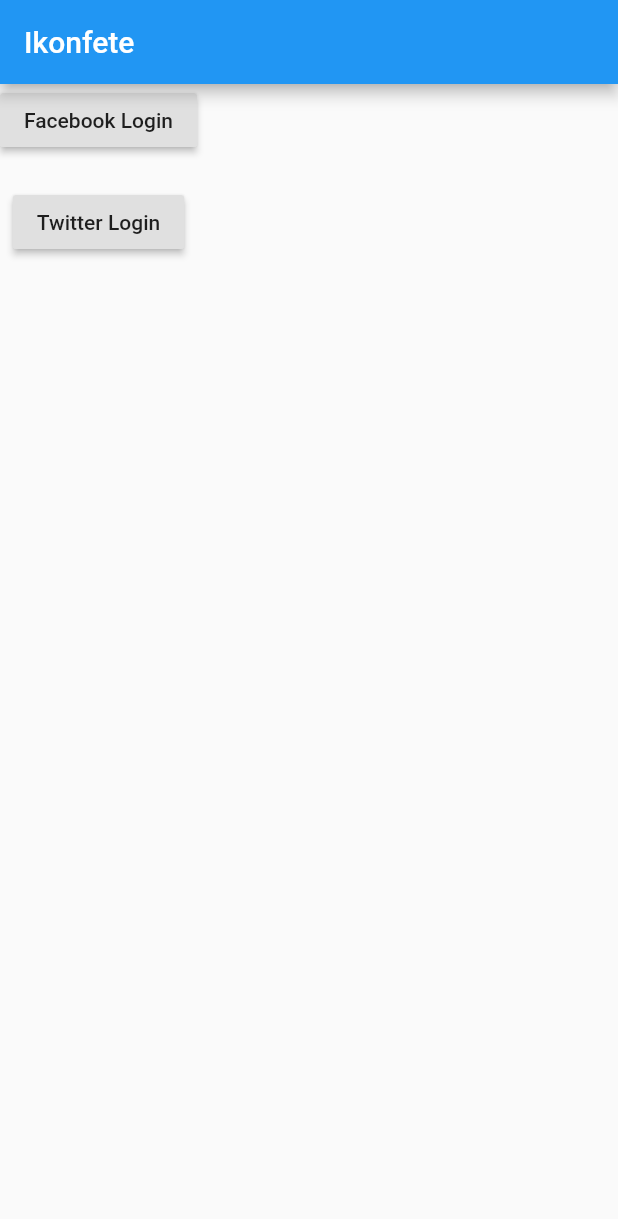
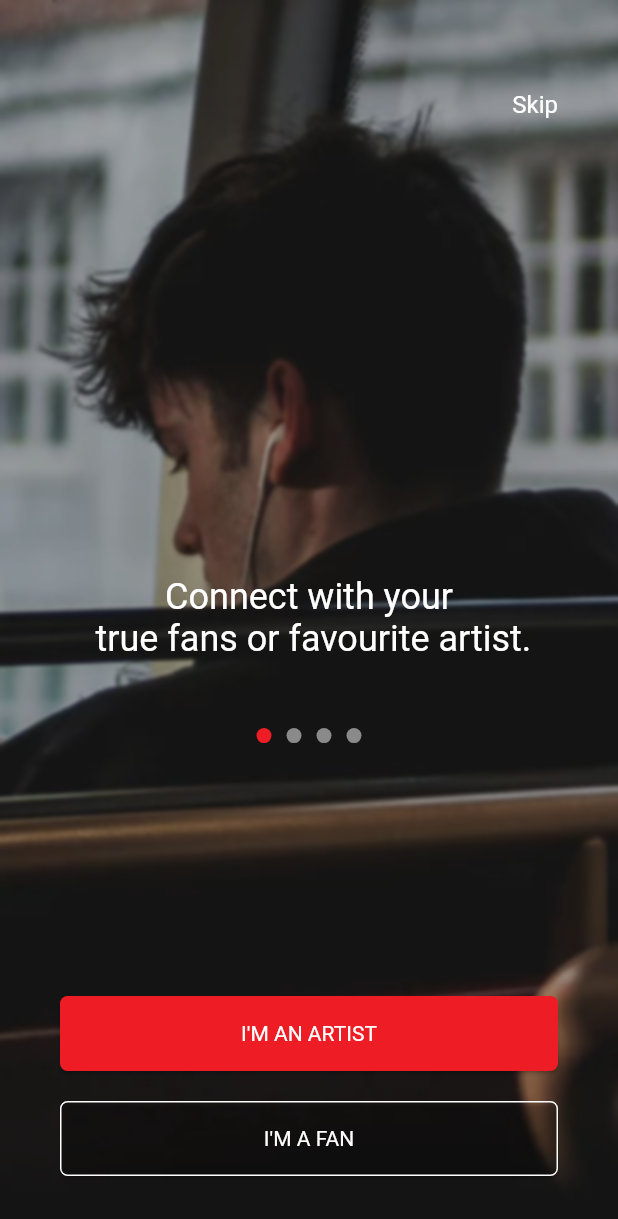
Before and after one commit to tomialagbe/ikonfete, a Flutter app: the screen it shows after launch, on a phone screen of 412 x 824 dp. Shown: the top 1219 px of the screen. Run offline on Flutter 3.47's test engine with Material 2 defaults, Android fonts, the phone set to English and light mode, and no system bars; our stand-ins replace firebase_auth, flutter_swiper, shared_preferences; missing offline and left inert: flutter_facebook_login, flutter_twitter_login, flutter_webview_plugin; accounts and stored records are empty.

Commit message:
Finished onboarding screen

```diff
--- /dev/null
+++ b/lib/ikonfete_buttons.dart
@@ -0,0 +1,72 @@
+import 'package:flutter/material.dart';
+
+class PrimaryButton extends StatefulWidget {
+  final double width;
+  final double height;
+  final Function onTap;
+  final String text;
+  final Color defaultColor;
+  final Color activeColor;
+  final Color borderColor;
+
+  PrimaryButton({
+    @required this.width,
+    @required this.height,
+    @required this.text,
+    @required this.defaultColor,
+    this.activeColor,
+    this.borderColor: Colors.transparent,
+    this.onTap,
+  });
+
+  @override
+  _PrimaryButtonState createState() => _PrimaryButtonState();
+}
+
+class _PrimaryButtonState extends State<PrimaryButton> {
+  Color _buttonColor;
+
+  @override
+  void initState() {
+    super.initState();
+    _buttonColor = widget.defaultColor;
+  }
+
+  @override
+  Widget build(BuildContext context) {
+    return GestureDetector(
+      onTap: widget.onTap,
+      onTapDown: (details) {
+        if (widget.activeColor != null) {
+          setState(() {
+            _buttonColor = widget.activeColor;
+          });
+        }
+      },
+      onTapUp: (details) {
+        setState(() {
+          _buttonColor = widget.defaultColor;
+        });
+      },
+      child: Container(
+        width: this.widget.width,
+        height: 50.0,
+        child: Material(
+          type: MaterialType.button,
+          color: _buttonColor,
+          shape: RoundedRectangleBorder(
+            side: BorderSide(color: widget.borderColor, width: 1.0),
+            borderRadius: BorderRadius.circular(5.0),
+          ),
+          elevation: 1.0,
+          child: Center(
+            child: Text(
+              this.widget.text,
+              style: TextStyle(color: Colors.white),
+            ),
+          ),
+        ),
+      ),
+    );
+  }
+}
--- a/lib/main.dart
+++ b/lib/main.dart
@@ -1,10 +1,8 @@
-import 'package:firebase_auth/firebase_auth.dart';
 import 'package:flutter/material.dart';
-import 'package:flutter_facebook_login/flutter_facebook_login.dart';
 import 'package:flutter_localizations/flutter_localizations.dart';
-import 'package:flutter_twitter_login/flutter_twitter_login.dart';
-import 'package:ikonfetemobile/app_config.dart';
 import 'package:ikonfetemobile/localization.dart';
+import 'package:ikonfetemobile/onboarding_screen.dart';
+import 'package:ikonfetemobile/splash_screen.dart';
 
 void main() => runApp(new IkonfeteApp());
 
@@ -25,6 +23,7 @@ class IkonfeteAppState extends State<IkonfeteApp> {
   @override
   Widget build(BuildContext context) {
     return MaterialApp(
+      debugShowCheckedModeBanner: false,
       theme: ThemeData(
         primarySwatch: Colors.blue,
       ),
@@ -40,77 +39,10 @@ class IkonfeteAppState extends State<IkonfeteApp> {
       onGenerateTitle: (context) {
         return AppLocalizations.of(context).title;
       },
-      home: SafeArea(
-        child: Scaffold(
-          appBar: AppBar(
-            title: Text("Ikonfete"),
-          ),
-          body: Container(
-            child: Column(
-              crossAxisAlignment: CrossAxisAlignment.center,
-              children: <Widget>[
-                RaisedButton(
-                  onPressed: _facebookLogin,
-                  child: Text("Facebook Login"),
-                ),
-                SizedBox(height: 20.0),
-                RaisedButton(
-                  onPressed: _twitterLogin,
-                  child: Text("Twitter Login"),
-                ),
-              ],
-            ),
-          ),
-        ),
-      ),
+      home: SplashScreen(),
+      routes: <String, WidgetBuilder>{
+        "/onboarding": (ctx) => OnBoardingScreen()
+      },
     );
   }
-
-  void _facebookLogin() async {
-    final appConfig = AppConfig.of(context);
-    final facebookLogin = FacebookLogin();
-    if (await facebookLogin.isLoggedIn) {
-      print("USER ALREADY LOGGED IN");
-    } else {
-      final result = await facebookLogin
-          .logInWithReadPermissions(['email', 'public_profile']);
-      if (result.status == FacebookLoginStatus.loggedIn) {
-        print("LOGIN SUCCESSFUL. TOKEN: ${result.accessToken.token}");
-        final firebaseUser = await FirebaseAuth.instance
-            .signInWithFacebook(accessToken: result.accessToken.token);
-        print("LOGGED IN SUCCESSFULY: ${firebaseUser.uid}");
-      } else if (result.status == FacebookLoginStatus.cancelledByUser) {
-        print("LOGIN CANCELLED");
-      } else {
-        print("LOGIN FAILED: ${result.errorMessage}");
-      }
-    }
-  }
-
-  void _twitterLogin() async {
-    final appConfig = AppConfig.of(context);
-    final twitterLogin = TwitterLogin(
-      consumerKey: appConfig.twitterConfig.consumerKey,
-      consumerSecret: appConfig.twitterConfig.consumerSecret,
-    );
-    if (await twitterLogin.isSessionActive) {
-      final token = ((await twitterLogin.currentSession).token);
-      print("LOGGED IN WITH TWITTER. TOKEN: $token");
-    } else {
-      final twitterLoginResult = await twitterLogin.authorize();
-      switch (twitterLoginResult.status) {
-        case TwitterLoginStatus.loggedIn:
-          final firebaseUser = await FirebaseAuth.instance.signInWithTwitter(
-              authToken: twitterLoginResult.session.token,
-              authTokenSecret: twitterLoginResult.session.secret);
-          print("LOGGED IN SUCCESSFULY: ${firebaseUser.uid}");
-          break;
-        case TwitterLoginStatus.cancelledByUser:
-        case TwitterLoginStatus.error:
-        default:
-          print("TWITTER LOGIN FAILED");
-          break;
-      }
-    }
-  }
 }
--- /dev/null
+++ b/lib/onboarding_screen.dart
@@ -0,0 +1,147 @@
+import 'dart:ui' as ui;
+
+import 'package:flutter/material.dart';
+import 'package:flutter_swiper/flutter_swiper.dart';
+import 'package:ikonfetemobile/ikonfete_buttons.dart';
+
+class OnBoardingScreen extends StatefulWidget {
+  @override
+  OnBoardingScreenState createState() => OnBoardingScreenState();
+}
+
+class OnBoardingScreenState extends State<OnBoardingScreen> {
+  final List<MapEntry<String, String>> sliderEntries = [
+    MapEntry<String, String>("assets/images/onboard_background1.png",
+        "Connect with your\n true fans or favourite artist."),
+    MapEntry<String, String>("assets/images/onboard_background2.png",
+        "Understand your fan\n base with analytics."),
+    MapEntry<String, String>("assets/images/onboard_background3.png",
+        "Leverage your fan base\n and artist loyalty."),
+    MapEntry<String, String>("assets/images/onboard_background4.png",
+        "Choose what you want\n to stream, anytime."),
+  ];
+
+  SwiperController swiperController;
+  final int sliderLength = 4;
+  int currentSliderIndex = 0;
+
+  @override
+  void initState() {
+    super.initState();
+    swiperController = SwiperController();
+  }
+
+  @override
+  Widget build(BuildContext context) {
+    return Scaffold(
+      body: Container(
+        width: double.infinity,
+        child: Stack(
+          fit: StackFit.expand,
+          children: <Widget>[
+            _buildSlider(),
+            _buildButtons(),
+          ],
+        ),
+      ),
+    );
+  }
+
+  Widget _buildSlider() {
+    return Swiper(
+      itemCount: sliderLength,
+      scrollDirection: Axis.horizontal,
+      curve: Curves.easeIn,
+      controller: swiperController,
+      onIndexChanged: (newIndex) {
+        setState(() {
+          currentSliderIndex = newIndex;
+        });
+      },
+      itemBuilder: (context, index) {
+        final entry = sliderEntries[index];
+        String imageAsset = entry.key;
+        String text = entry.value;
+        return Stack(
+          fit: StackFit.expand,
+          children: <Widget>[
+            Image.asset(
+              imageAsset,
+              fit: BoxFit.cover,
+            ),
+            BackdropFilter(
+              filter: ui.ImageFilter.blur(sigmaX: 1.0, sigmaY: 1.0),
+              child: Container(
+                color: Colors.black.withOpacity(0.3),
+                child: Center(
+                  child: Text(
+                    text,
+                    textAlign: TextAlign.center,
+                    style: TextStyle(
+                      color: Colors.white,
+                      fontSize: 24.0,
+                    ),
+                  ),
+                ),
+              ),
+            ),
+            Positioned(
+              top: MediaQuery.of(context).viewInsets.top + 60.0,
+              right: 40.0,
+              child: GestureDetector(
+                onTap: () {
+                  swiperController.move(sliderLength - 1);
+                },
+                child: Text(
+                  currentSliderIndex == sliderLength - 1 ? "" : "Skip",
+                  style: TextStyle(color: Colors.white, fontSize: 16.0),
+                ),
+              ),
+            )
+          ],
+        );
+      },
+      pagination: SwiperPagination(
+        alignment: Alignment(0.0, 0.2),
+        builder: DotSwiperPaginationBuilder(
+          color: Colors.white70.withOpacity(0.5),
+          activeColor: Color(0xFFEE1C24),
+          space: 5.0,
+        ),
+      ),
+    );
+  }
+
+  Widget _buildButtons() {
+    return Column(
+      children: <Widget>[
+        Expanded(
+          child: Container(),
+        ),
+        Column(
+          children: <Widget>[
+            PrimaryButton(
+              width: MediaQuery.of(context).size.width - 80,
+              height: 50.0,
+              onTap: null,
+              text: "I'M AN ARTIST",
+              defaultColor: Color(0xFFEE1C24),
+              activeColor: Color(0xFFBA161C),
+            ),
+            SizedBox(height: 20.0),
+            PrimaryButton(
+              width: MediaQuery.of(context).size.width - 80,
+              height: 50.0,
+              onTap: null,
+              text: "I'M A FAN",
+              defaultColor: Colors.transparent,
+              activeColor: Colors.white.withOpacity(0.2),
+              borderColor: Colors.white,
+            )
+          ],
+        ),
+        SizedBox(height: 40.0),
+      ],
+    );
+  }
+}
```
Also changed, not shown: lib/model/model.dart (added, +7 -0 lines), lib/model/team.dart (added, +14 -0 lines), lib/model/user.dart (added, +126 -0 lines), lib/splash_screen.dart (added, +81 -0 lines), lib/test_screen.dart (added, +82 -0 lines), pubspec.yaml (+10 -0 lines), assets/images/Ikonfete_logo_white.png (added), assets/images/onboard_background1.png (added), assets/images/onboard_background2.png (added), assets/images/onboard_background3.png (added), assets/images/onboard_background4.png (added), assets/images/splash_background.png (added), pubspec.lock.
